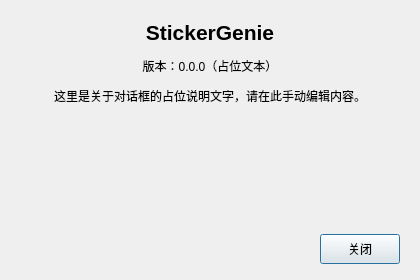
Old version of the form src/ui/dialog_about.ui in the repository Craftkuro/StickerGenie.
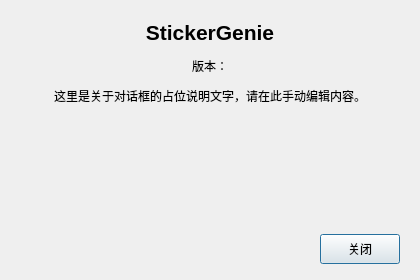
New version of the form.

Commit message: misc: 增加构建脚本, 增加关于对话框里的版本号

The edit to the form file:
```diff
--- a/src/ui/dialog_about.ui
+++ b/src/ui/dialog_about.ui
@@ -54,7 +54,7 @@
    <item>
     <widget class="QLabel" name="labelVersion">
      <property name="text">
-      <string>版本：0.0.0（占位文本）</string>
+      <string>版本：</string>
      </property>
      <property name="alignment">
       <set>Qt::AlignmentFlag::AlignCenter</set>
```
The commit also changes 4 other files.
